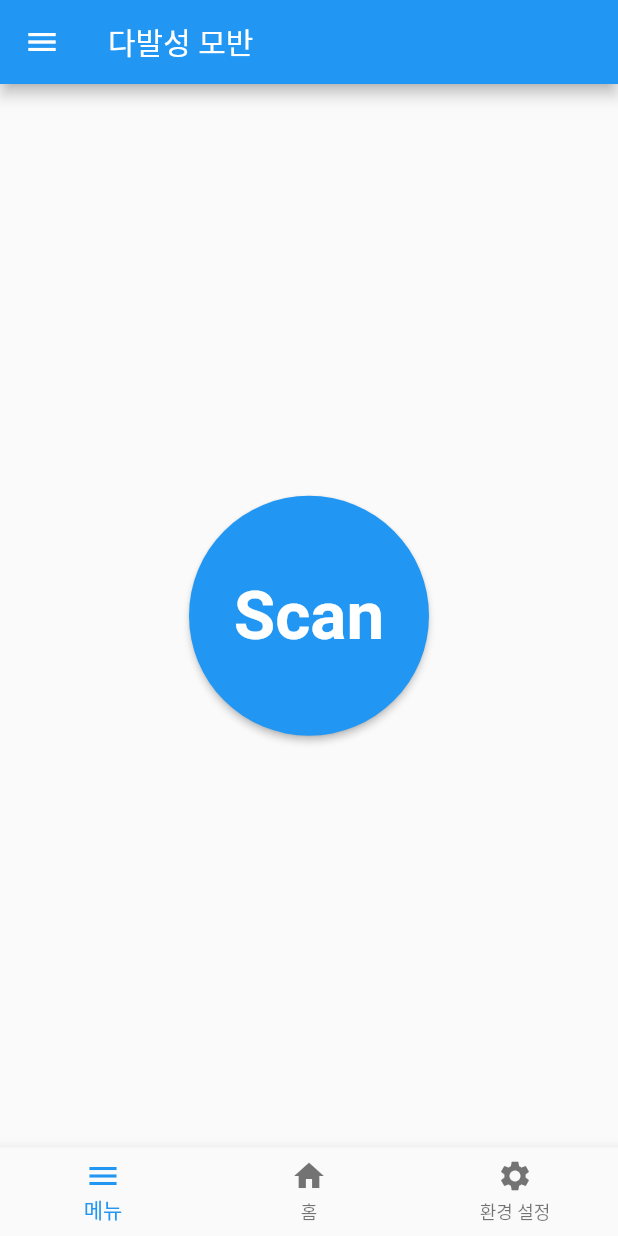
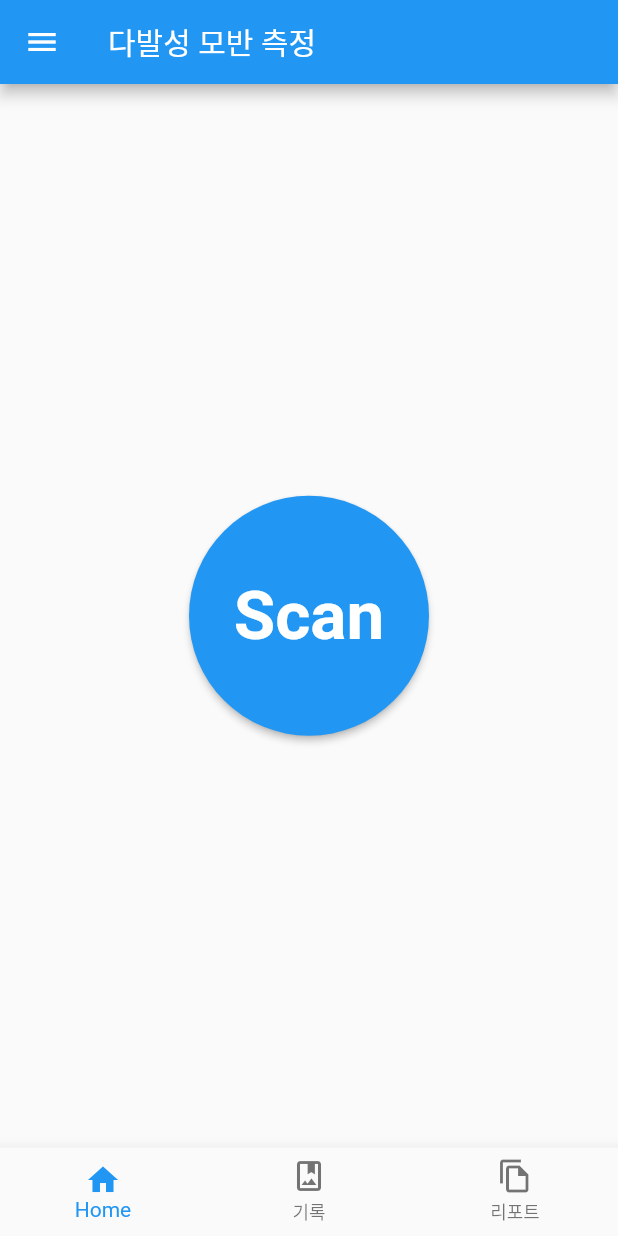
Before and after one commit to parfait2/scan-main, a Flutter app: the screen it shows after launch, on a phone screen of 412 x 824 dp. Run offline on Flutter 3.47's test engine with Material 2 defaults, Android fonts, the phone set to English and light mode, and no system bars; our stand-ins replace gallery_saver, image_picker; missing offline and left inert: local_image_provider.

```diff
--- a/lib/main.dart
+++ b/lib/main.dart
@@ -1,84 +1,51 @@
-import 'package:camera/camera.dart';
 import 'package:flutter/material.dart';
-import 'camera.dart';
+import 'package:scan/screens/first.dart';
+import 'package:scan/screens/home.dart';
+import 'package:scan/screens/album.dart';
 
-void main() => runApp(MyApp());
+void main() => runApp(const MyApp());
 
-/*
-Future<void> main() async {
-  // 디바이스에서 이용가능한 카메라 목록을 받아옵니다.
-  final cameras = await availableCameras();
-
-  // 이용가능한 카메라 목록에서 특정 카메라를 얻습니다.
-  final firstCamera = cameras.first;
-
-  runApp(
-    MaterialApp(
-      theme: ThemeData.dark(),
-      home: CameraExample(
-        // 적절한 카메라를 TakePictureScreen 위젯에게 전달합니다.
-        camera: firstCamera,
-      ),
-    ),
-  );
-}
-
-class TakePictureScreen {
-}
-*/
 class MyApp extends StatelessWidget {
-  final appTitle = '다발성 모반 측정';
-
-  // const MyApp({Key? key}) : super(key: key);
+  const MyApp({super.key});
 
   // This widget is the root of your application.
-
   @override
   Widget build(BuildContext context) {
     return MaterialApp(
-      title: appTitle,
-
-      home: MyHomePage(title: '다발성 모반',), // home: CameraExample(),
+      title: '다발성 모반 측정',
+      theme: ThemeData(
+        primarySwatch: Colors.blue,
+      ),
+      home: MyHomePage(title: '다발성 모반 측정'),
     );
   }
 }
 
-class MyHomePage extends StatelessWidget {
-  MyHomePage({Key ? key, required this.title}) : super(key: key);
+class MyHomePage extends StatefulWidget {
+  const MyHomePage({Key? key, required this.title}) : super(key: key);
   final String title;
+
+  @override
+  _MyHomePageState createState() => _MyHomePageState();
+}
+
+class _MyHomePageState extends State<MyHomePage> {
+  int _currentIndex = 0;
+
+  final List<Widget> _children = [const Home(), Album(), First()];
+  void _onTap(int index) {
+    setState(() {
+      _currentIndex = index;
+    });
+  }
 
   @override
   Widget build(BuildContext context) {
     return Scaffold(
-      appBar: AppBar(title: Text(title)),
-      body: Center(
-        child: Container(
-            width: 160,
-            height: 160,
-            child: ElevatedButton (
-                child: Text(
-                    "Scan",
-                    style: TextStyle(
-                        fontSize: 45,
-                        fontWeight: FontWeight.w600,
-                        color: Colors.white
-                    )
+        appBar: AppBar(
+          title: Text(widget.title),
         ),
-              onPressed: () {
-                // 눌렀을 때 두 번째 route로 이동합니다.
-                Navigator.push(
-                  context,
-                  MaterialPageRoute(builder: (context) => CameraExample()),
-                );
-              },
-              style: ElevatedButton.styleFrom(
-                  fixedSize: const Size(200, 200),
-                  shape: const CircleBorder(),
-              ),
-            ),
-          ),
-      ),
-
+        body: _children[_currentIndex],
         drawer: Drawer(
           // Add a ListView to the drawer. This ensures the user can scroll
           // through the options in the drawer if there isn't enough vertical
@@ -118,6 +85,19 @@ class MyHomePage extends StatelessWidget {
 
               ListTile(
                 title: Text('알림 시간대 설정'),
+                trailing: Icon(Icons.keyboard_arrow_right_sharp),
+                onTap: () {
+                  // Update the state of the app
+                  // ...
+                  // Then close the drawer
+                  Navigator.pop(context);
+                },
+              ),
+              Divider(color: Colors.black45),
+
+              ListTile(
+                title: Text('환경 설정'),
+                trailing: Icon(Icons.keyboard_arrow_right_sharp),
                 onTap: () {
                   // Update the state of the app
                   // ...
@@ -130,27 +110,22 @@ class MyHomePage extends StatelessWidget {
           ),
         ),
         bottomNavigationBar: BottomNavigationBar(
+            type: BottomNavigationBarType.fixed,
+            onTap: _onTap,
+            currentIndex: _currentIndex,
             items: const [
               BottomNavigationBarItem(
-            icon: Icon(Icons.menu),
-            label: '메뉴',
+                icon: Icon(Icons.home),
+                label: 'Home',
               ),
               BottomNavigationBarItem(
-            icon: Icon(Icons.home),
-            label: '홈',
+                icon: Icon(Icons.photo_album_outlined),
+                label: '기록',
               ),
               BottomNavigationBarItem(
-              icon: Icon(Icons.settings),
-              label: '환경 설정'
-          ),
-        ],
-        onTap: (index){
-          _idx = index;
-        },
-        currentIndex: _idx,
-      ),
-    );
+                icon: Icon(Icons.file_copy_outlined),
+                label: '리포트',
+              )
+            ]));
   }
 }
-
-int _idx = 0;
--- /dev/null
+++ b/lib/screens/home.dart
@@ -0,0 +1,46 @@
+import 'package:flutter/material.dart';
+
+import '../../camera.dart';
+
+class Home extends StatefulWidget {
+  const Home({super.key});
+
+  @override
+  _HomeState createState() => _HomeState();
+}
+
+class _HomeState extends State<Home> {
+
+  @override
+  Widget build(BuildContext context) {
+    return Scaffold(
+      body: Center(
+        child: Container(
+          width: 160,
+          height: 160,
+          child: ElevatedButton (
+            child: Text(
+                "Scan",
+                style: TextStyle(
+                    fontSize: 45,
+                    fontWeight: FontWeight.w600,
+                    color: Colors.white
+                )
+            ),
+            onPressed: () {
+              // 눌렀을 때 두 번째 route로 이동합니다.
+              Navigator.push(
+                context,
+                MaterialPageRoute(builder: (context) => const CameraExample()),
+              );
+            },
+            style: ElevatedButton.styleFrom(
+              fixedSize: const Size(200, 200),
+              shape: const CircleBorder(),
+            ),
+          ),
+        ),
+      ),
+    );
+  }
+}
--- a/pubspec.yaml
+++ b/pubspec.yaml
@@ -36,6 +36,8 @@ dependencies:
   path: ^1.8.2
   video_player: ^2.4.7
   image_picker: ^0.8.4+4
+  gallery_saver: ^2.1.0
+  local_image_provider: ^4.0.0-nullsafety
 
   # The following adds the Cupertino Icons font to your application.
   # Use with the CupertinoIcons class for iOS style icons.
```
Also changed, not shown: lib/TakePictureScreen.dart (deleted, +0 -117 lines), lib/screens/album.dart (added, +140 -0 lines), lib/screens/first.dart (added, +16 -0 lines), 1 other file. Lines whose indentation alone changed are shown as unchanged.
